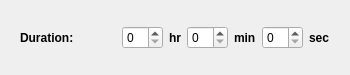
Above: src/gui/timer_settings_dialog.ui from janelia-idf/bias before the change. Below: the same form after it.
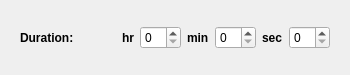
That is the form after the change.

Commit message: Worked on property dialog.

```diff
--- a/src/gui/timer_settings_dialog.ui
+++ b/src/gui/timer_settings_dialog.ui
@@ -61,9 +61,6 @@
         </property>
        </spacer>
       </item>
-      <item>
-       <widget class="QSpinBox" name="hourSpinBoxPtr"/>
-      </item>
       <item>
        <widget class="QLabel" name="label">
         <property name="font">
@@ -78,7 +75,7 @@
        </widget>
       </item>
       <item>
-       <widget class="QSpinBox" name="minSpinBoxPtr"/>
+       <widget class="QSpinBox" name="hourSpinBoxPtr"/>
       </item>
       <item>
        <widget class="QLabel" name="label_2">
@@ -94,7 +91,7 @@
        </widget>
       </item>
       <item>
-       <widget class="QSpinBox" name="secSpinBoxPtr"/>
+       <widget class="QSpinBox" name="minSpinBoxPtr"/>
       </item>
       <item>
        <widget class="QLabel" name="label_3">
@@ -109,6 +106,9 @@
         </property>
        </widget>
       </item>
+      <item>
+       <widget class="QSpinBox" name="secSpinBoxPtr"/>
+      </item>
      </layout>
     </widget>
    </item>
```
The commit also changes 4 other files.
